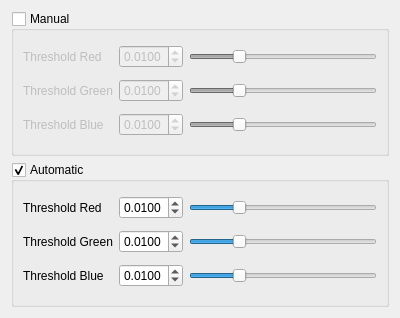
The window that src/Processing/Processing/histostretch.ui (AstroStacking/AstroStack) describes before a commit, drawn with Qt 5.
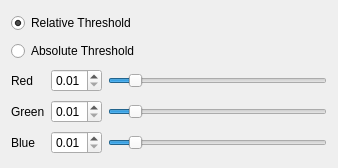
The same window after the commit.

The edit to the form file:
```diff
--- a/src/Processing/Processing/histostretch.ui
+++ b/src/Processing/Processing/histostretch.ui
@@ -6,166 +6,42 @@
    <rect>
     <x>0</x>
     <y>0</y>
-    <width>400</width>
-    <height>318</height>
+    <width>338</width>
+    <height>168</height>
    </rect>
   </property>
-  <layout class="QVBoxLayout" name="verticalLayout">
-   <item>
-    <widget class="QGroupBox" name="groupBox">
-     <property name="title">
-      <string>Manual</string>
-     </property>
-     <property name="checkable">
-      <bool>true</bool>
-     </property>
-     <property name="checked">
-      <bool>false</bool>
-     </property>
      <layout class="QGridLayout" name="gridLayout">
-      <item row="0" column="0">
-       <widget class="QLabel" name="label">
+   <item row="0" column="0" colspan="3">
+    <widget class="QRadioButton" name="radioButton">
         <property name="text">
-         <string>Threshold Red</string>
-        </property>
-       </widget>
-      </item>
-      <item row="0" column="1">
-       <widget class="QDoubleSpinBox" name="manualRed">
-        <property name="decimals">
-         <number>4</number>
-        </property>
-        <property name="minimum">
-         <double>0.000100000000000</double>
-        </property>
-        <property name="maximum">
-         <double>1.000000000000000</double>
-        </property>
-        <property name="singleStep">
-         <double>0.001000000000000</double>
-        </property>
-        <property name="value">
-         <double>0.010000000000000</double>
-        </property>
-       </widget>
-      </item>
-      <item row="0" column="2">
-       <widget class="QSlider" name="manualRedSlider">
-        <property name="maximum">
-         <number>100</number>
-        </property>
-        <property name="value">
-         <number>25</number>
-        </property>
-        <property name="orientation">
-         <enum>Qt::Horizontal</enum>
-        </property>
-       </widget>
-      </item>
-      <item row="1" column="0">
-       <widget class="QLabel" name="label_2">
-        <property name="text">
-         <string>Threshold Green</string>
-        </property>
-       </widget>
-      </item>
-      <item row="1" column="1">
-       <widget class="QDoubleSpinBox" name="manualGreen">
-        <property name="decimals">
-         <number>4</number>
-        </property>
-        <property name="minimum">
-         <double>0.000100000000000</double>
-        </property>
-        <property name="maximum">
-         <double>1.000000000000000</double>
-        </property>
-        <property name="singleStep">
-         <double>0.001000000000000</double>
-        </property>
-        <property name="value">
-         <double>0.010000000000000</double>
-        </property>
-       </widget>
-      </item>
-      <item row="1" column="2">
-       <widget class="QSlider" name="manualGreenSlider">
-        <property name="maximum">
-         <number>100</number>
-        </property>
-        <property name="value">
-         <number>25</number>
-        </property>
-        <property name="orientation">
-         <enum>Qt::Horizontal</enum>
-        </property>
-       </widget>
-      </item>
-      <item row="2" column="0">
-       <widget class="QLabel" name="label_3">
-        <property name="text">
-         <string>Threshold Blue</string>
-        </property>
-       </widget>
-      </item>
-      <item row="2" column="1">
-       <widget class="QDoubleSpinBox" name="manualBlue">
-        <property name="decimals">
-         <number>4</number>
-        </property>
-        <property name="minimum">
-         <double>0.000100000000000</double>
-        </property>
-        <property name="maximum">
-         <double>1.000000000000000</double>
-        </property>
-        <property name="singleStep">
-         <double>0.001000000000000</double>
-        </property>
-        <property name="value">
-         <double>0.010000000000000</double>
-        </property>
-       </widget>
-      </item>
-      <item row="2" column="2">
-       <widget class="QSlider" name="manualBlueSlider">
-        <property name="maximum">
-         <number>100</number>
-        </property>
-        <property name="value">
-         <number>25</number>
-        </property>
-        <property name="orientation">
-         <enum>Qt::Horizontal</enum>
-        </property>
-       </widget>
-      </item>
-     </layout>
-    </widget>
-   </item>
-   <item>
-    <widget class="QGroupBox" name="automatic">
-     <property name="title">
-      <string>Automatic</string>
-     </property>
-     <property name="checkable">
+      <string>Relative Threshold</string>
+     </property>
+     <property name="checked">
       <bool>true</bool>
      </property>
-     <layout class="QGridLayout" name="gridLayout_2">
-      <item row="0" column="0">
+    </widget>
+   </item>
+   <item row="1" column="0" colspan="3">
+    <widget class="QRadioButton" name="radioButton_2">
+     <property name="text">
+      <string>Absolute Threshold</string>
+     </property>
+    </widget>
+   </item>
+   <item row="2" column="0">
        <widget class="QLabel" name="label_5">
         <property name="text">
-         <string>Threshold Red</string>
+      <string>Red</string>
         </property>
        </widget>
       </item>
-      <item row="0" column="1">
-       <widget class="QDoubleSpinBox" name="automaticRed">
+   <item row="2" column="1">
+    <widget class="QDoubleSpinBox" name="red">
         <property name="decimals">
-         <number>4</number>
+      <number>2</number>
         </property>
         <property name="minimum">
-         <double>0.000100000000000</double>
+      <double>0.010000000000000</double>
         </property>
         <property name="maximum">
          <double>1.000000000000000</double>
@@ -178,33 +54,33 @@
         </property>
        </widget>
       </item>
-      <item row="0" column="2">
-       <widget class="QSlider" name="automaticRedSlider">
+   <item row="2" column="2">
+    <widget class="QSlider" name="redSlider">
         <property name="maximum">
          <number>100</number>
         </property>
         <property name="value">
-         <number>25</number>
+      <number>10</number>
         </property>
         <property name="orientation">
          <enum>Qt::Horizontal</enum>
         </property>
        </widget>
       </item>
-      <item row="1" column="0">
+   <item row="3" column="0">
        <widget class="QLabel" name="label_6">
         <property name="text">
-         <string>Threshold Green</string>
+      <string>Green</string>
         </property>
        </widget>
       </item>
-      <item row="1" column="1">
-       <widget class="QDoubleSpinBox" name="automaticGreen">
+   <item row="3" column="1">
+    <widget class="QDoubleSpinBox" name="green">
         <property name="decimals">
-         <number>4</number>
+      <number>2</number>
         </property>
         <property name="minimum">
-         <double>0.000100000000000</double>
+      <double>0.010000000000000</double>
         </property>
         <property name="maximum">
          <double>1.000000000000000</double>
@@ -217,33 +93,33 @@
         </property>
        </widget>
       </item>
-      <item row="1" column="2">
-       <widget class="QSlider" name="automaticGreenSlider">
+   <item row="3" column="2">
+    <widget class="QSlider" name="greenSlider">
         <property name="maximum">
          <number>100</number>
         </property>
         <property name="value">
-         <number>25</number>
+      <number>10</number>
         </property>
         <property name="orientation">
          <enum>Qt::Horizontal</enum>
         </property>
        </widget>
       </item>
-      <item row="2" column="0">
+   <item row="4" column="0">
        <widget class="QLabel" name="label_4">
         <property name="text">
-         <string>Threshold Blue</string>
+      <string>Blue</string>
         </property>
        </widget>
       </item>
-      <item row="2" column="1">
-       <widget class="QDoubleSpinBox" name="automaticBlue">
+   <item row="4" column="1">
+    <widget class="QDoubleSpinBox" name="blue">
         <property name="decimals">
-         <number>4</number>
+      <number>2</number>
         </property>
         <property name="minimum">
-         <double>0.000100000000000</double>
+      <double>0.010000000000000</double>
         </property>
         <property name="maximum">
          <double>1.000000000000000</double>
@@ -256,20 +132,17 @@
         </property>
        </widget>
       </item>
-      <item row="2" column="2">
-       <widget class="QSlider" name="automaticBlueSlider">
+   <item row="4" column="2">
+    <widget class="QSlider" name="blueSlider">
         <property name="maximum">
          <number>100</number>
         </property>
         <property name="value">
-         <number>25</number>
+      <number>10</number>
         </property>
         <property name="orientation">
          <enum>Qt::Horizontal</enum>
         </property>
-       </widget>
-      </item>
-     </layout>
     </widget>
    </item>
   </layout>
```
Left out of the diff: 6 changed lines with no effect on the pictures. Lines whose indentation alone changed are shown as unchanged.
